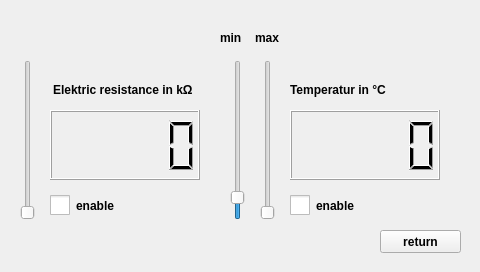
3semesterprojekt/DevKitsoftware, file changeauto.ui: the form before one commit.
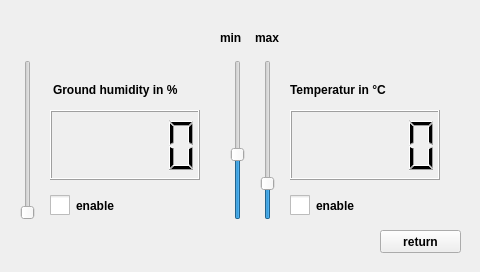
The form after the commit.

Diff of the .ui file:
```diff
--- a/changeauto.ui
+++ b/changeauto.ui
@@ -127,7 +127,7 @@
     </font>
    </property>
    <property name="text">
-    <string>Elektric resistance in kΩ</string>
+    <string>Ground humidity in %</string>
    </property>
   </widget>
   <widget class="QSlider" name="mintempSlider">
@@ -145,6 +145,12 @@
    <property name="styleSheet">
     <string notr="true"/>
    </property>
+   <property name="minimum">
+    <number>-10</number>
+   </property>
+   <property name="maximum">
+    <number>40</number>
+   </property>
    <property name="sliderPosition">
     <number>10</number>
    </property>
@@ -214,6 +220,12 @@
    <property name="styleSheet">
     <string notr="true"/>
    </property>
+   <property name="minimum">
+    <number>-10</number>
+   </property>
+   <property name="maximum">
+    <number>40</number>
+   </property>
    <property name="orientation">
     <enum>Qt::Vertical</enum>
    </property>
```
